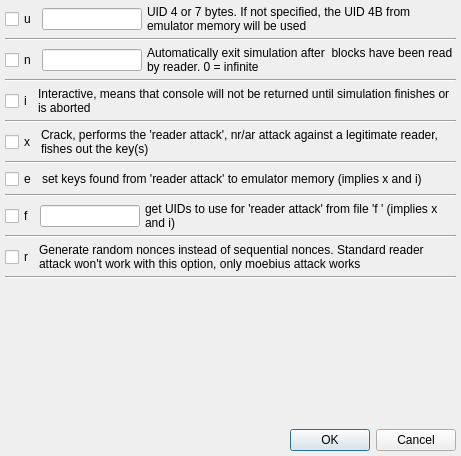
Above: ui/mf_sim_simdialog.ui from wh201906/Proxmark3GUI before the change. Below: the same form after it.
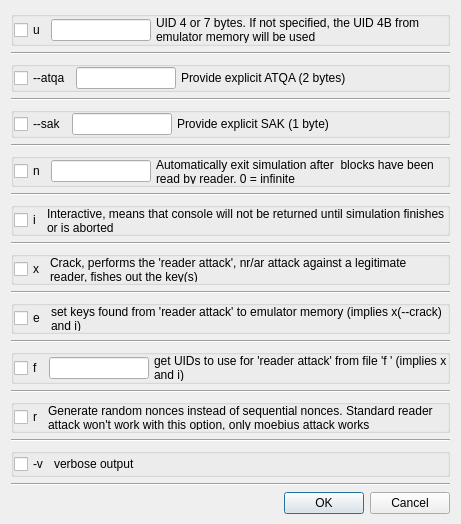
That is the form after the change.

The edit to the form file:
```diff
--- a/ui/mf_sim_simdialog.ui
+++ b/ui/mf_sim_simdialog.ui
@@ -7,30 +7,31 @@
     <x>0</x>
     <y>0</y>
     <width>461</width>
-    <height>456</height>
+    <height>524</height>
    </rect>
   </property>
   <property name="windowTitle">
    <string>Simulate</string>
   </property>
   <layout class="QVBoxLayout" name="verticalLayout">
+   <item>
+    <widget class="QGroupBox" name="uGroupBox">
+     <layout class="QHBoxLayout" name="uLayout">
    <property name="spacing">
     <number>5</number>
    </property>
    <property name="leftMargin">
-    <number>5</number>
+       <number>0</number>
    </property>
    <property name="topMargin">
-    <number>5</number>
+       <number>0</number>
    </property>
    <property name="rightMargin">
-    <number>5</number>
+       <number>0</number>
    </property>
    <property name="bottomMargin">
-    <number>5</number>
-   </property>
-   <item>
-    <layout class="QHBoxLayout" name="horizontalLayout">
+       <number>0</number>
+      </property>
      <item>
       <widget class="QCheckBox" name="uBox">
        <property name="text">
@@ -71,6 +72,7 @@
       </widget>
      </item>
     </layout>
+    </widget>
    </item>
    <item>
     <widget class="Line" name="line_6">
@@ -80,7 +82,157 @@
     </widget>
    </item>
    <item>
-    <layout class="QHBoxLayout" name="horizontalLayout_2">
+    <widget class="QGroupBox" name="atqaGroupBox">
+     <layout class="QHBoxLayout" name="atqaLayout">
+      <property name="spacing">
+       <number>5</number>
+      </property>
+      <property name="leftMargin">
+       <number>0</number>
+      </property>
+      <property name="topMargin">
+       <number>0</number>
+      </property>
+      <property name="rightMargin">
+       <number>0</number>
+      </property>
+      <property name="bottomMargin">
+       <number>0</number>
+      </property>
+      <item>
+       <widget class="QCheckBox" name="atqaBox">
+        <property name="text">
+         <string>--atqa</string>
+        </property>
+       </widget>
+      </item>
+      <item>
+       <widget class="QLineEdit" name="atqaEdit">
+        <property name="sizePolicy">
+         <sizepolicy hsizetype="Fixed" vsizetype="Fixed">
+          <horstretch>0</horstretch>
+          <verstretch>0</verstretch>
+         </sizepolicy>
+        </property>
+        <property name="maximumSize">
+         <size>
+          <width>100</width>
+          <height>16777215</height>
+         </size>
+        </property>
+       </widget>
+      </item>
+      <item>
+       <widget class="QLabel" name="label_8">
+        <property name="sizePolicy">
+         <sizepolicy hsizetype="Expanding" vsizetype="Preferred">
+          <horstretch>0</horstretch>
+          <verstretch>0</verstretch>
+         </sizepolicy>
+        </property>
+        <property name="text">
+         <string>Provide explicit ATQA (2 bytes)</string>
+        </property>
+        <property name="wordWrap">
+         <bool>true</bool>
+        </property>
+       </widget>
+      </item>
+     </layout>
+    </widget>
+   </item>
+   <item>
+    <widget class="Line" name="atqaLine">
+     <property name="orientation">
+      <enum>Qt::Horizontal</enum>
+     </property>
+    </widget>
+   </item>
+   <item>
+    <widget class="QGroupBox" name="sakGroupBox">
+     <layout class="QHBoxLayout" name="sakLayout">
+      <property name="spacing">
+       <number>5</number>
+      </property>
+      <property name="leftMargin">
+       <number>0</number>
+      </property>
+      <property name="topMargin">
+       <number>0</number>
+      </property>
+      <property name="rightMargin">
+       <number>0</number>
+      </property>
+      <property name="bottomMargin">
+       <number>0</number>
+      </property>
+      <item>
+       <widget class="QCheckBox" name="sakBox">
+        <property name="text">
+         <string>--sak</string>
+        </property>
+       </widget>
+      </item>
+      <item>
+       <widget class="QLineEdit" name="sakEdit">
+        <property name="sizePolicy">
+         <sizepolicy hsizetype="Fixed" vsizetype="Fixed">
+          <horstretch>0</horstretch>
+          <verstretch>0</verstretch>
+         </sizepolicy>
+        </property>
+        <property name="maximumSize">
+         <size>
+          <width>100</width>
+          <height>16777215</height>
+         </size>
+        </property>
+       </widget>
+      </item>
+      <item>
+       <widget class="QLabel" name="label_9">
+        <property name="sizePolicy">
+         <sizepolicy hsizetype="Expanding" vsizetype="Preferred">
+          <horstretch>0</horstretch>
+          <verstretch>0</verstretch>
+         </sizepolicy>
+        </property>
+        <property name="text">
+         <string>Provide explicit SAK (1 byte)</string>
+        </property>
+        <property name="wordWrap">
+         <bool>true</bool>
+        </property>
+       </widget>
+      </item>
+     </layout>
+    </widget>
+   </item>
+   <item>
+    <widget class="Line" name="sakLine">
+     <property name="orientation">
+      <enum>Qt::Horizontal</enum>
+     </property>
+    </widget>
+   </item>
+   <item>
+    <widget class="QGroupBox" name="nGroupBox">
+     <layout class="QHBoxLayout" name="nLayout">
+      <property name="spacing">
+       <number>5</number>
+      </property>
+      <property name="leftMargin">
+       <number>0</number>
+      </property>
+      <property name="topMargin">
+       <number>0</number>
+      </property>
+      <property name="rightMargin">
+       <number>0</number>
+      </property>
+      <property name="bottomMargin">
+       <number>0</number>
+      </property>
      <item>
       <widget class="QCheckBox" name="nBox">
        <property name="text">
@@ -121,6 +273,7 @@
       </widget>
      </item>
     </layout>
+    </widget>
    </item>
    <item>
     <widget class="Line" name="line_5">
@@ -130,7 +283,23 @@
     </widget>
    </item>
    <item>
-    <layout class="QHBoxLayout" name="horizontalLayout_4">
+    <widget class="QGroupBox" name="iGroupBox">
+     <layout class="QHBoxLayout" name="iLayout">
+      <property name="spacing">
+       <number>5</number>
+      </property>
+      <property name="leftMargin">
+       <number>0</number>
+      </property>
+      <property name="topMargin">
+       <number>0</number>
+      </property>
+      <property name="rightMargin">
+       <number>0</number>
+      </property>
+      <property name="bottomMargin">
+       <number>0</number>
+      </property>
      <item>
       <widget class="QCheckBox" name="iBox">
        <property name="text">
@@ -155,6 +324,7 @@
       </widget>
      </item>
     </layout>
+    </widget>
    </item>
    <item>
     <widget class="Line" name="line_4">
@@ -164,7 +334,23 @@
     </widget>
    </item>
    <item>
-    <layout class="QHBoxLayout" name="horizontalLayout_5">
+    <widget class="QGroupBox" name="xGroupBox">
+     <layout class="QHBoxLayout" name="xLayout">
+      <property name="spacing">
+       <number>5</number>
+      </property>
+      <property name="leftMargin">
+       <number>0</number>
+      </property>
+      <property name="topMargin">
+       <number>0</number>
+      </property>
+      <property name="rightMargin">
+       <number>0</number>
+      </property>
+      <property name="bottomMargin">
+       <number>0</number>
+      </property>
      <item>
       <widget class="QCheckBox" name="xBox">
        <property name="text">
@@ -189,6 +375,7 @@
       </widget>
      </item>
     </layout>
+    </widget>
    </item>
    <item>
     <widget class="Line" name="line_3">
@@ -198,7 +385,23 @@
     </widget>
    </item>
    <item>
-    <layout class="QHBoxLayout" name="horizontalLayout_6">
+    <widget class="QGroupBox" name="eGroupBox">
+     <layout class="QHBoxLayout" name="eLayout">
+      <property name="spacing">
+       <number>5</number>
+      </property>
+      <property name="leftMargin">
+       <number>0</number>
+      </property>
+      <property name="topMargin">
+       <number>0</number>
+      </property>
+      <property name="rightMargin">
+       <number>0</number>
+      </property>
+      <property name="bottomMargin">
+       <number>0</number>
+      </property>
      <item>
       <widget class="QCheckBox" name="eBox">
        <property name="text">
@@ -215,7 +418,7 @@
         </sizepolicy>
        </property>
        <property name="text">
-        <string>set keys found from 'reader attack' to emulator memory (implies x and i)</string>
+         <string>set keys found from 'reader attack' to emulator memory (implies x(--crack) and i)</string>
        </property>
        <property name="wordWrap">
         <bool>true</bool>
@@ -223,6 +426,7 @@
       </widget>
      </item>
     </layout>
+    </widget>
    </item>
    <item>
     <widget class="Line" name="line_2">
@@ -232,7 +436,23 @@
     </widget>
    </item>
    <item>
-    <layout class="QHBoxLayout" name="horizontalLayout_3">
+    <widget class="QGroupBox" name="fGroupBox">
+     <layout class="QHBoxLayout" name="fLayout">
+      <property name="spacing">
+       <number>5</number>
+      </property>
+      <property name="leftMargin">
+       <number>0</number>
+      </property>
+      <property name="topMargin">
+       <number>0</number>
+      </property>
+      <property name="rightMargin">
+       <number>0</number>
+      </property>
+      <property name="bottomMargin">
+       <number>0</number>
+      </property>
      <item>
       <widget class="QCheckBox" name="fBox">
        <property name="text">
@@ -273,6 +493,7 @@
       </widget>
      </item>
     </layout>
+    </widget>
    </item>
    <item>
     <widget class="Line" name="line">
@@ -282,7 +503,23 @@
     </widget>
    </item>
    <item>
-    <layout class="QHBoxLayout" name="horizontalLayout_7">
+    <widget class="QGroupBox" name="rGroupBox">
+     <layout class="QHBoxLayout" name="rLayout">
+      <property name="spacing">
+       <number>5</number>
+      </property>
+      <property name="leftMargin">
+       <number>0</number>
+      </property>
+      <property name="topMargin">
+       <number>0</number>
+      </property>
+      <property name="rightMargin">
+       <number>0</number>
+      </property>
+      <property name="bottomMargin">
+       <number>0</number>
+      </property>
      <item>
       <widget class="QCheckBox" name="rBox">
        <property name="text">
@@ -307,9 +544,61 @@
       </widget>
      </item>
     </layout>
+    </widget>
    </item>
    <item>
-    <widget class="Line" name="line_7">
+    <widget class="Line" name="rLine">
+     <property name="orientation">
+      <enum>Qt::Horizontal</enum>
+     </property>
+    </widget>
+   </item>
+   <item>
+    <widget class="QGroupBox" name="vGroupBox">
+     <layout class="QHBoxLayout" name="vLayout">
+      <property name="spacing">
+       <number>5</number>
+      </property>
+      <property name="leftMargin">
+       <number>0</number>
+      </property>
+      <property name="topMargin">
+       <number>0</number>
+      </property>
+      <property name="rightMargin">
+       <number>0</number>
+      </property>
+      <property name="bottomMargin">
+       <number>0</number>
+      </property>
+      <item>
+       <widget class="QCheckBox" name="vBox">
+        <property name="text">
+         <string>-v</string>
+        </property>
+       </widget>
+      </item>
+      <item>
+       <widget class="QLabel" name="label_11">
+        <property name="sizePolicy">
+         <sizepolicy hsizetype="Expanding" vsizetype="Preferred">
+          <horstretch>0</horstretch>
+          <verstretch>0</verstretch>
+         </sizepolicy>
+        </property>
+        <property name="text">
+         <string>verbose output</string>
+        </property>
+        <property name="wordWrap">
+         <bool>true</bool>
+        </property>
+       </widget>
+      </item>
+     </layout>
+    </widget>
+   </item>
+   <item>
+    <widget class="Line" name="vLine">
      <property name="orientation">
       <enum>Qt::Horizontal</enum>
      </property>
```
Left out of the diff: 12 changed lines with no effect on the pictures. Lines whose indentation alone changed are shown as unchanged.
